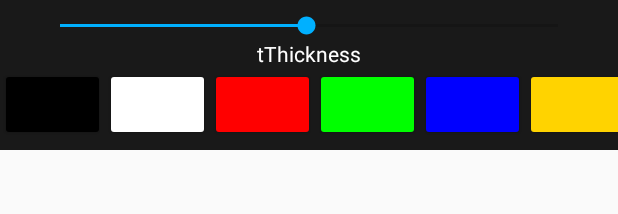
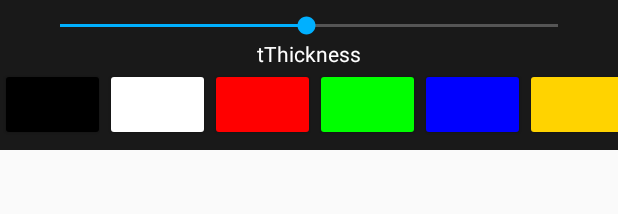
Before and after one commit to volkoffvitaly/SimplePhotoEditor, an Android app: the layout draw_fragment.xml on its own in the app's theme, with its tools: preview values and no code run, on a phone screen of 412 x 824 dp. Shown: the top 214 px of the screen. Run offline under Robolectric (Android 15) with nearby library versions, the phone set to English and light mode, and no system bars.

Commit message:
цвет seekBar'a в рисоании

```diff
--- a/app/src/main/res/layout/draw_fragment.xml
+++ b/app/src/main/res/layout/draw_fragment.xml
@@ -17,6 +17,7 @@
         android:max="100"
         android:min="1"
         android:progress="50"
+        android:progressBackgroundTint="#FFFFFF"
         app:layout_constraintEnd_toEndOf="parent"
         app:layout_constraintStart_toStartOf="parent"
         app:layout_constraintTop_toTopOf="parent" />
```
